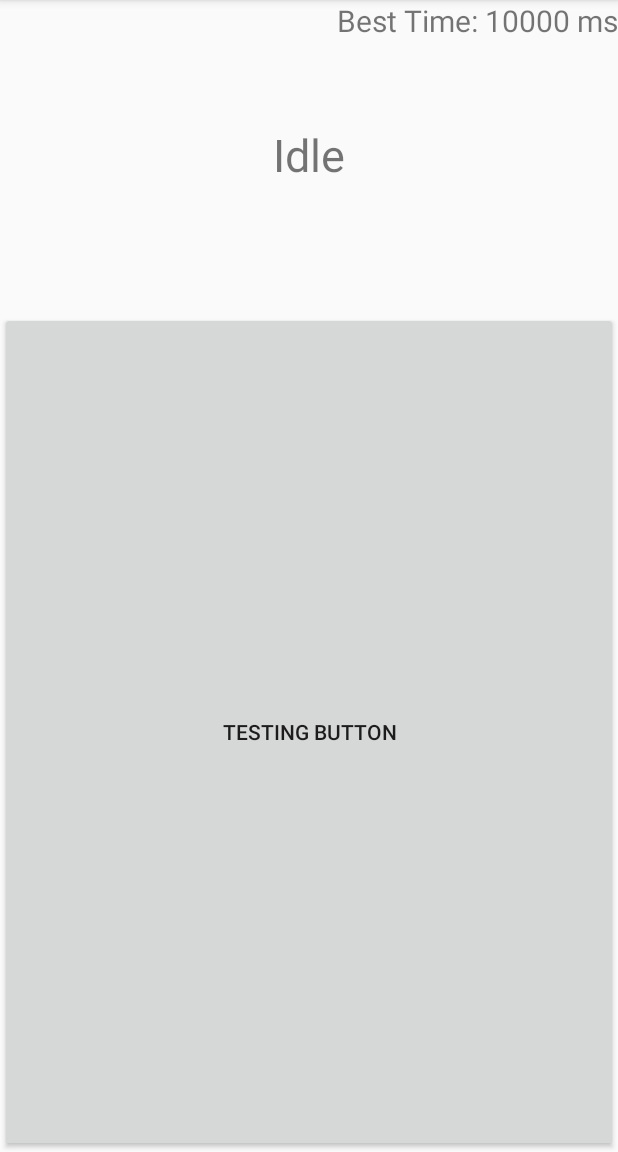
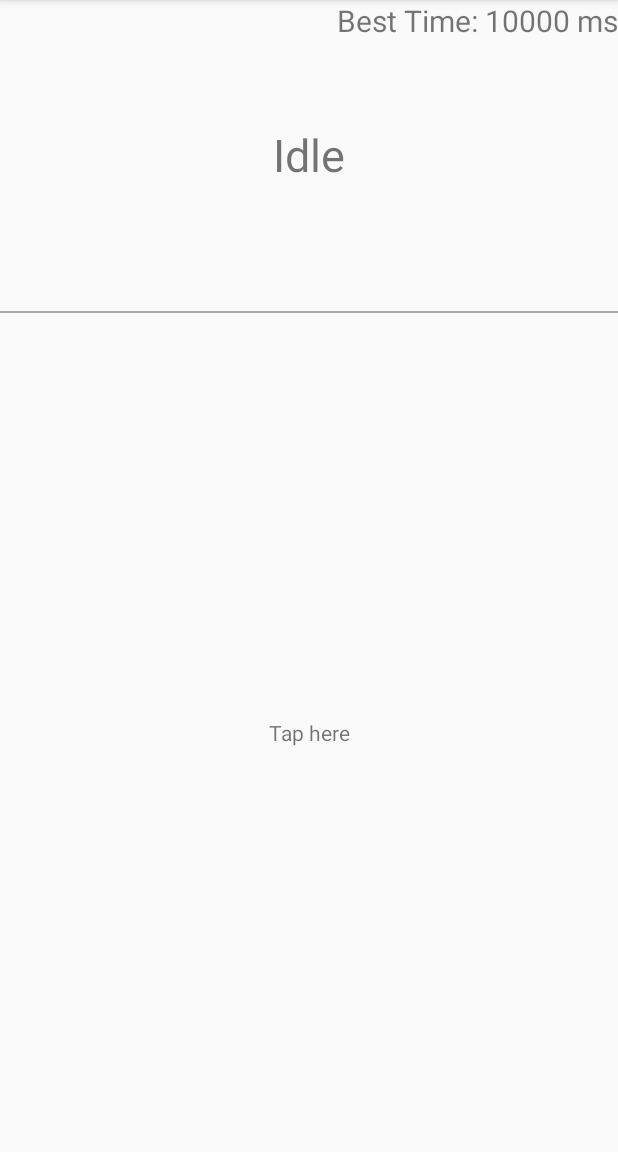
Before and after one commit to velowander/ReactionTest, an Android app: the screen it shows after launch (MainActivity), on a phone screen of 412 x 824 dp, the part 84-1236 px from its top. Run offline under Robolectric (Android 15) with nearby library versions, the phone set to English and light mode, and no system bars.

Commit message:
Cosmetic change: test control is no longer a button, it is now a TextView (I think it looks better for the area not to "depress" when tapped). There is a small divider between the test control and the status area. Internal change: SettingsActivity is now a static class of MainActivity.

```diff
--- a/ReactionTest/src/main/AndroidManifest.xml
+++ b/ReactionTest/src/main/AndroidManifest.xml
@@ -18,7 +18,7 @@
             </intent-filter>
         </activity>
         <activity
-            android:name=".SettingsActivity"
+            android:name=".MainActivity$SettingsActivity"
             android:label="@string/title_activity_settings"
             android:parentActivityName=".MainActivity">
             <meta-data
--- a/ReactionTest/src/main/res/layout/activity_main.xml
+++ b/ReactionTest/src/main/res/layout/activity_main.xml
@@ -13,11 +13,17 @@
         android:layout_weight="0.20"
         tools:layout="@layout/fragment_status_area" />
 
-    <Button
-        android:id="@+id/go_button"
+    <View
+        android:layout_width="match_parent"
+        android:layout_height="1dp"
+        android:background="@android:color/darker_gray" />
+
+    <TextView
+        android:id="@+id/test_control"
         android:layout_width="match_parent"
         android:layout_height="0dp"
-        android:text="@string/go_button"
+        android:gravity="center"
+        android:text="@string/test_control"
         android:layout_weight="0.80" />
 
 </LinearLayout>
--- a/ReactionTest/src/main/res/values/strings_activity_main.xml
+++ b/ReactionTest/src/main/res/values/strings_activity_main.xml
@@ -4,10 +4,10 @@
     <string name="action_settings">Settings</string>
     <string name="app_name">Reaction Timer</string>
     <string name="bestTime">Best Time: %d ms</string>
-    <string name="go_button">Testing Button</string>
+    <string name="test_control">Tap here</string>
     <string name="help_button">Help</string>
     <string name="help_title">Instructions</string>
-    <string name="help_text">This app will measure your reaction time in milliseconds.\n\nAfter you click the button, there is a random delay so that you can\'t anticipate the test start. The test resets if you click the button during this delay. When instructed, click the button as quickly as you can.\n\n<i>Launch icon: Wikimedia Commons</i></string>
+    <string name="help_text">This app will measure your reaction time in milliseconds.\n\nAfter you tap the test control area, there is a random delay so that you can\'t anticipate the test start. The test resets if you tap during this delay. When instructed, tap as quickly as you can.\n\n<i>Launch icon: Wikimedia Commons</i></string>
     <string name="keyBestTime">keyBestTime</string>
 
 </resources>
```
Also changed, not shown: ReactionTest/src/main/java/org/fanchuan/reactiontest/MainActivity.java (+56 -1 lines), ReactionTest/src/main/java/org/fanchuan/reactiontest/SettingsActivity.java (deleted, +0 -64 lines).
